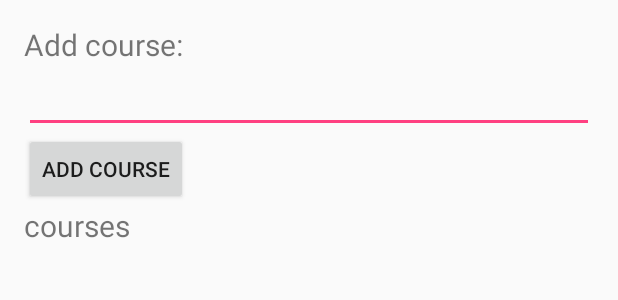
After one commit to Requinard/super-duper-waffle, an Android app: the layout activity_addcourse.xml on its own in the app's theme, with its tools: preview values and no code run, on a phone screen of 412 x 824 dp. The commit adds this screen. Shown: the top 300 px of the screen. Run offline under Robolectric (Android 15) with nearby library versions, the phone set to English and light mode, and no system bars.

Commit message:
Add course
Werkt nu in de app, met de db save erin.

```diff
--- a/app/build.gradle
+++ b/app/build.gradle
@@ -34,11 +34,12 @@ dependencies {
     compile fileTree(dir: 'libs', include: ['*.jar'])
     testCompile 'junit:junit:4.12'
     compile "com.android.support:appcompat-v7:$support_version"
-    compile 'com.google.firebase:firebase-database:9.0.0'
     compile group: 'com.google.guava', name: 'guava', version: '19.0'
     // http://mvnrepository.com/artifact/commons-beanutils/commons-beanutils
     compile group: 'commons-beanutils', name: 'commons-beanutils', version: '1.8.3'
 
+    compile 'com.google.firebase:firebase-database:9.0.0'
+    compile 'com.android.support:design:23.4.0'
 }
 
 apply plugin: 'com.google.gms.google-services'
--- /dev/null
+++ b/app/src/main/res/layout/activity_addcourse.xml
@@ -0,0 +1,35 @@
+<?xml version="1.0" encoding="utf-8"?>
+<LinearLayout xmlns:android="http://schemas.android.com/apk/res/android"
+    android:orientation="vertical"
+    android:layout_width="fill_parent"
+    android:layout_height="fill_parent"
+    android:layout_marginStart="16dp"
+    android:layout_marginTop="16dp"
+    android:layout_marginEnd="16dp"
+    android:layout_marginBottom="16dp">
+
+    <TextView
+        android:layout_width="wrap_content"
+        android:layout_height="wrap_content"
+        android:text="Add course:"
+        android:textSize="20sp"
+        android:id="@+id/tvAddCourse"/>
+
+    <AutoCompleteTextView
+        android:id="@+id/languages"
+        android:layout_width="fill_parent"
+        android:layout_height="wrap_content"></AutoCompleteTextView>
+
+    <Button
+        android:layout_width="wrap_content"
+        android:layout_height="wrap_content"
+        android:text="Add course"
+        android:id="@+id/btnAddCourse"/>
+
+    <TextView
+        android:layout_width="wrap_content"
+        android:layout_height="wrap_content"
+        android:text="courses"
+        android:textSize="20sp"
+        android:id="@+id/tvCourses"/>
+</LinearLayout>
--- /dev/null
+++ b/app/src/main/res/values-w820dp/dimens.xml
@@ -0,0 +1,6 @@
+<resources>
+    <!-- Example customization of dimensions originally defined in res/values/dimens.xml
+         (such as screen margins) for screens with more than 820dp of available width. This
+         would include 7" and 10" devices in landscape (~960dp and ~1280dp respectively). -->
+    <dimen name="activity_horizontal_margin">64dp</dimen>
+</resources>
--- /dev/null
+++ b/app/src/main/res/values/dimens.xml
@@ -0,0 +1,6 @@
+<resources>
+    <!-- Default screen margins, per the Android Design guidelines. -->
+    <dimen name="activity_horizontal_margin">16dp</dimen>
+    <dimen name="activity_vertical_margin">16dp</dimen>
+    <dimen name="fab_margin">16dp</dimen>
+</resources>
--- a/app/src/main/res/values/strings.xml
+++ b/app/src/main/res/values/strings.xml
@@ -1,3 +1,4 @@
 <resources>
     <string name="app_name">Super Duper Waffle</string>
+    <string name="title_activity_dikkekut">dikkekut</string>
 </resources>
```
Also changed, not shown: app/src/main/AndroidManifest.xml (+20 -13 lines), app/src/main/java/nl/fontys/sm/superduperwaffle/db/models/Course.java (+37 -0 lines), app/src/main/java/nl/fontys/sm/superduperwaffle/db/models/User.java (+25 -0 lines), app/src/main/java/nl/fontys/sm/superduperwaffle/db/models/experimental/userLogged.java (added, +15 -0 lines), app/src/main/java/nl/fontys/sm/superduperwaffle/ui/activities/AddCourseActivity.java (added, +79 -0 lines), app/src/main/res/values-v21/styles.xml (added, +9 -0 lines), app/src/main/res/values/styles.xml (+9 -0 lines).
